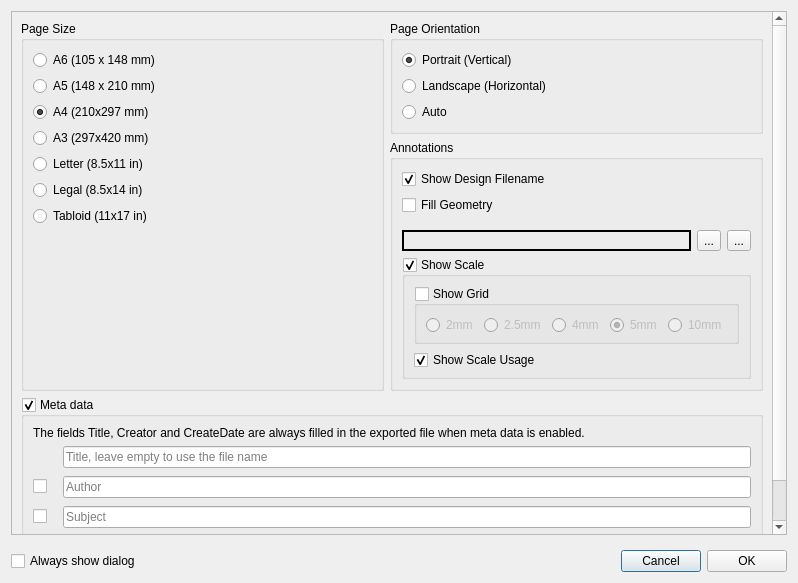
First picture: the form in src/gui/ExportPdfDialog.ui, repository openscad/openscad, before the edit.
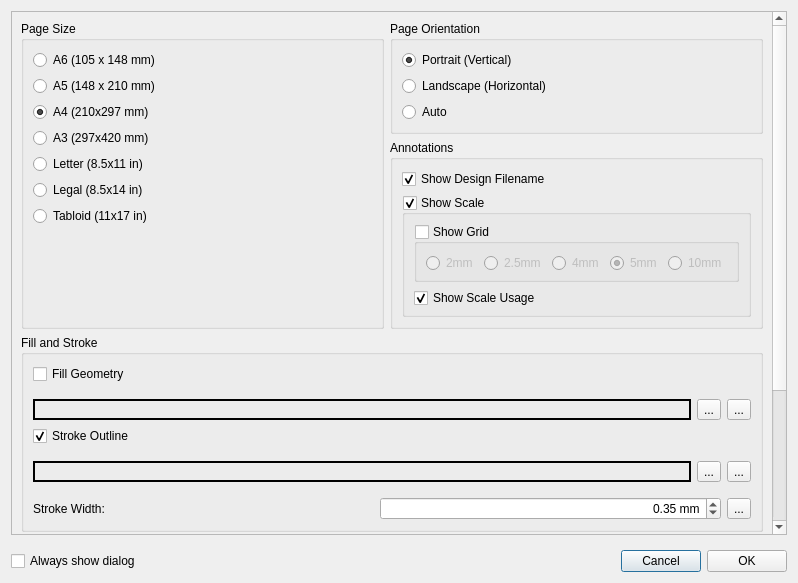
Second picture: the form after the edit. Icons and pictures are not drawn.

Commit message: add stroke export options to gui

What changed in the file:
```diff
--- a/src/gui/ExportPdfDialog.ui
+++ b/src/gui/ExportPdfDialog.ui
@@ -359,63 +359,6 @@
             </property>
            </widget>
           </item>
-          <item>
-           <widget class="QCheckBox" name="checkBoxEnableFill">
-            <property name="toolTip">
-             <string>&lt;html&gt;&lt;head/&gt;&lt;body&gt;&lt;p&gt;Enable filling of exported geometry with a color.&lt;/p&gt;&lt;/body&gt;&lt;/html&gt;</string>
-            </property>
-            <property name="text">
-             <string>Fill Geometry</string>
-            </property>
-            <property name="checked">
-             <bool>false</bool>
-            </property>
-           </widget>
-          </item>
-          <item>
-           <layout class="QHBoxLayout" name="horizontalLayoutFillColor">
-            <property name="topMargin">
-             <number>9</number>
-            </property>
-            <item>
-             <widget class="QLabel" name="labelFillColor">
-              <property name="minimumSize">
-               <size>
-                <width>100</width>
-                <height>0</height>
-               </size>
-              </property>
-              <property name="frameShape">
-               <enum>QFrame::Box</enum>
-              </property>
-              <property name="lineWidth">
-               <number>2</number>
-              </property>
-              <property name="text">
-               <string/>
-              </property>
-             </widget>
-            </item>
-            <item>
-             <widget class="QToolButton" name="toolButtonFillColorReset">
-              <property name="text">
-               <string>...</string>
-              </property>
-              <property name="icon">
-               <iconset theme="chokusen-undo">
-                <normaloff>.</normaloff>.</iconset>
-              </property>
-             </widget>
-            </item>
-            <item>
-             <widget class="QToolButton" name="toolButtonFillColor">
-              <property name="text">
-               <string>...</string>
-              </property>
-             </widget>
-            </item>
-           </layout>
-          </item>
           <item>
            <widget class="QGroupBox" name="groupScale">
             <property name="toolTip">
@@ -548,6 +491,179 @@
          </layout>
         </widget>
        </item>
+       <item row="2" column="0" colspan="2">
+        <widget class="QGroupBox" name="groupFillStroke">
+         <property name="title">
+          <string>Fill and Stroke</string>
+         </property>
+         <layout class="QVBoxLayout" name="verticalLayoutFillStroke">
+          <item>
+           <widget class="QCheckBox" name="checkBoxEnableFill">
+            <property name="toolTip">
+             <string>&lt;html&gt;&lt;head/&gt;&lt;body&gt;&lt;p&gt;Enable filling of exported geometry with a color.&lt;/p&gt;&lt;/body&gt;&lt;/html&gt;</string>
+            </property>
+            <property name="text">
+             <string>Fill Geometry</string>
+            </property>
+            <property name="checked">
+             <bool>false</bool>
+            </property>
+           </widget>
+          </item>
+          <item>
+           <layout class="QHBoxLayout" name="horizontalLayoutFillColor">
+            <property name="topMargin">
+             <number>9</number>
+            </property>
+            <item>
+             <widget class="QLabel" name="labelFillColor">
+              <property name="minimumSize">
+               <size>
+                <width>100</width>
+                <height>0</height>
+               </size>
+              </property>
+              <property name="frameShape">
+               <enum>QFrame::Box</enum>
+              </property>
+              <property name="lineWidth">
+               <number>2</number>
+              </property>
+              <property name="text">
+               <string/>
+              </property>
+             </widget>
+            </item>
+            <item>
+             <widget class="QToolButton" name="toolButtonFillColorReset">
+              <property name="text">
+               <string>...</string>
+              </property>
+              <property name="icon">
+               <iconset theme="chokusen-undo">
+                <normaloff>.</normaloff>.</iconset>
+              </property>
+             </widget>
+            </item>
+            <item>
+             <widget class="QToolButton" name="toolButtonFillColor">
+              <property name="text">
+               <string>...</string>
+              </property>
+             </widget>
+            </item>
+           </layout>
+          </item>
+          <item>
+           <widget class="QCheckBox" name="checkBoxEnableStroke">
+            <property name="toolTip">
+             <string>&lt;html&gt;&lt;head/&gt;&lt;body&gt;&lt;p&gt;Enable outline stroke for exported geometry.&lt;/p&gt;&lt;/body&gt;&lt;/html&gt;</string>
+            </property>
+            <property name="text">
+             <string>Stroke Outline</string>
+            </property>
+            <property name="checked">
+             <bool>true</bool>
+            </property>
+           </widget>
+          </item>
+          <item>
+           <layout class="QHBoxLayout" name="horizontalLayoutStrokeColor">
+            <property name="topMargin">
+             <number>9</number>
+            </property>
+            <item>
+             <widget class="QLabel" name="labelStrokeColor">
+              <property name="minimumSize">
+               <size>
+                <width>100</width>
+                <height>0</height>
+               </size>
+              </property>
+              <property name="frameShape">
+               <enum>QFrame::Box</enum>
+              </property>
+              <property name="lineWidth">
+               <number>2</number>
+              </property>
+              <property name="text">
+               <string/>
+              </property>
+             </widget>
+            </item>
+            <item>
+             <widget class="QToolButton" name="toolButtonStrokeColorReset">
+              <property name="text">
+               <string>...</string>
+              </property>
+              <property name="icon">
+               <iconset theme="chokusen-undo">
+                <normaloff>.</normaloff>.</iconset>
+              </property>
+             </widget>
+            </item>
+            <item>
+             <widget class="QToolButton" name="toolButtonStrokeColor">
+              <property name="text">
+               <string>...</string>
+              </property>
+             </widget>
+            </item>
+           </layout>
+          </item>
+          <item>
+           <layout class="QHBoxLayout" name="horizontalLayoutStrokeWidth">
+            <property name="topMargin">
+             <number>9</number>
+            </property>
+            <item>
+             <widget class="QLabel" name="labelStrokeWidth">
+              <property name="text">
+               <string>Stroke Width:</string>
+              </property>
+             </widget>
+            </item>
+            <item>
+             <widget class="QDoubleSpinBox" name="doubleSpinBoxStrokeWidth">
+              <property name="alignment">
+               <set>Qt::AlignRight|Qt::AlignTrailing|Qt::AlignVCenter</set>
+              </property>
+              <property name="suffix">
+               <string> mm</string>
+              </property>
+              <property name="decimals">
+               <number>2</number>
+              </property>
+              <property name="minimum">
+               <double>0.01</double>
+              </property>
+              <property name="maximum">
+               <double>10.00</double>
+              </property>
+              <property name="singleStep">
+               <double>0.10</double>
+              </property>
+              <property name="value">
+               <double>0.35</double>
+              </property>
+             </widget>
+            </item>
+            <item>
+             <widget class="QToolButton" name="toolButtonStrokeWidthReset">
+              <property name="text">
+               <string>...</string>
+              </property>
+              <property name="icon">
+               <iconset theme="chokusen-undo">
+                <normaloff>.</normaloff>.</iconset>
+              </property>
+             </widget>
+            </item>
+           </layout>
+          </item>
+         </layout>
+        </widget>
+       </item>
        <item row="4" column="0" colspan="2">
         <spacer name="verticalSpacerPdfDialog">
          <property name="orientation">
```
Left out of the diff: 11 changed lines with no effect on the pictures. The commit also changes 2 other files.
